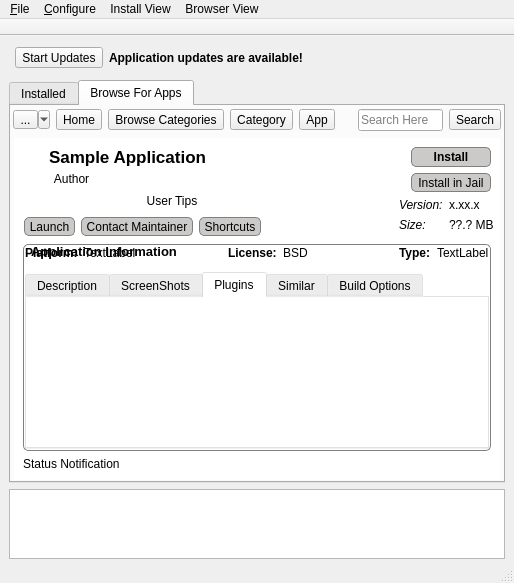
This is src-qt5/pc-softwaremanager/mainUI.ui in trueos/pcbsd as Qt 5 draws it before an edit. The edited form follows.
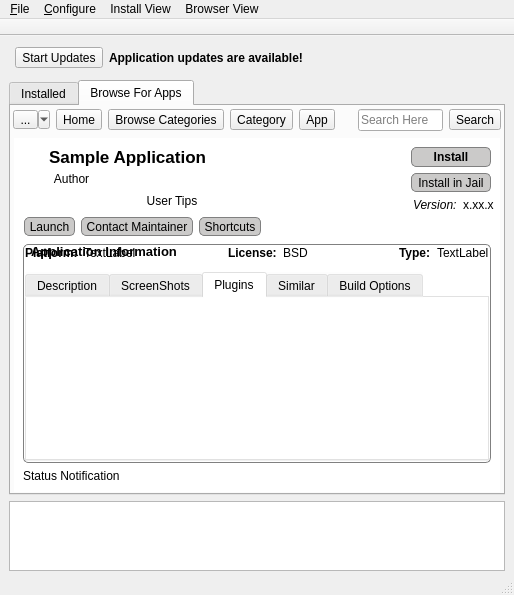
This is the edited form. The open tabs and pages were chosen to show the change. Icons and pictures are not drawn.

Commit message: Disable the size calculation/display for the AppCafe. It was not correct, and it does not seem like it is a good way to go because it will never take into consideration things like ZFS compression.

```diff
--- a/src-qt5/pc-softwaremanager/mainUI.ui
+++ b/src-qt5/pc-softwaremanager/mainUI.ui
@@ -7,7 +7,7 @@
     <x>0</x>
     <y>0</y>
     <width>514</width>
-    <height>583</height>
+    <height>595</height>
    </rect>
   </property>
   <property name="windowTitle">
@@ -1171,27 +1171,6 @@
                     </property>
                    </widget>
                   </item>
-                  <item row="1" column="0">
-                   <widget class="QLabel" name="label_19">
-                    <property name="font">
-                     <font>
-                      <weight>50</weight>
-                      <italic>true</italic>
-                      <bold>false</bold>
-                     </font>
-                    </property>
-                    <property name="text">
-                     <string>Size:</string>
-                    </property>
-                   </widget>
-                  </item>
-                  <item row="1" column="1">
-                   <widget class="QLabel" name="label_bapp_size">
-                    <property name="text">
-                     <string notr="true">??.? MB</string>
-                    </property>
-                   </widget>
-                  </item>
                  </layout>
                 </item>
                </layout>
@@ -1506,8 +1485,8 @@
                        <rect>
                         <x>0</x>
                         <y>0</y>
-                        <width>88</width>
-                        <height>18</height>
+                        <width>70</width>
+                        <height>16</height>
                        </rect>
                       </property>
                      </widget>
```
Left out of the diff: 124 changed lines with no effect on the pictures. The commit also changes 2 other files.
